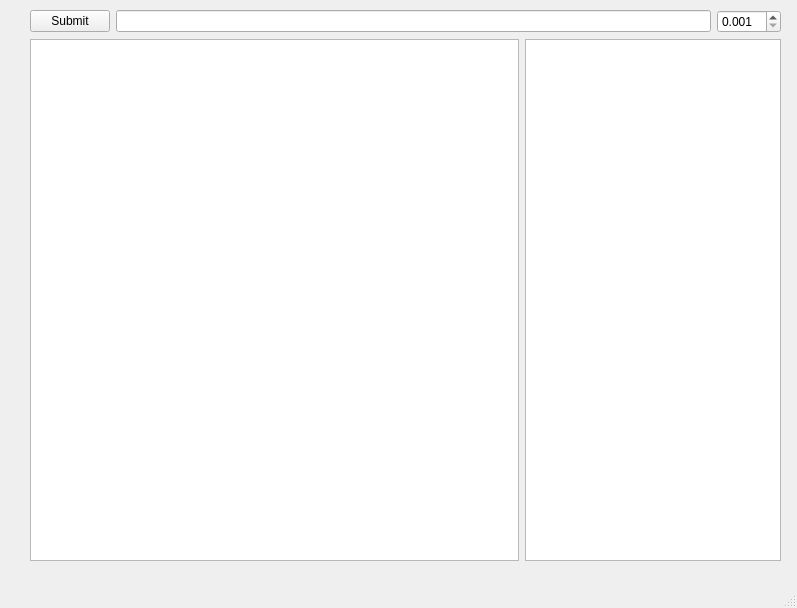
Qt form gui/resources/main_window.ui (Jabca/EconomicApi) before a commit.
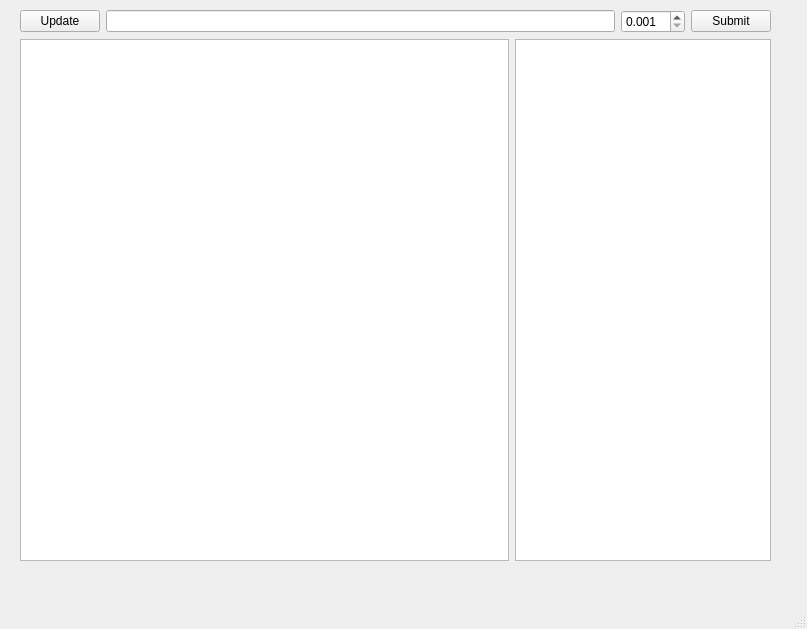
The same form after that commit.

Commit message: basic table update

The edit to the form file:
```diff
--- a/gui/resources/main_window.ui
+++ b/gui/resources/main_window.ui
@@ -6,8 +6,8 @@
    <rect>
     <x>0</x>
     <y>0</y>
-    <width>797</width>
-    <height>608</height>
+    <width>807</width>
+    <height>629</height>
    </rect>
   </property>
   <property name="windowTitle">
@@ -17,7 +17,7 @@
    <widget class="QWidget" name="verticalLayoutWidget">
     <property name="geometry">
      <rect>
-      <x>30</x>
+      <x>20</x>
       <y>10</y>
       <width>751</width>
       <height>551</height>
@@ -27,9 +27,9 @@
      <item>
       <layout class="QHBoxLayout" name="horizontalLayout_3">
        <item>
-        <widget class="QPushButton" name="submit_button">
+        <widget class="QPushButton" name="update_button">
          <property name="text">
-          <string>Submit</string>
+          <string>Update</string>
          </property>
         </widget>
        </item>
@@ -53,17 +53,31 @@
          </property>
         </widget>
        </item>
+       <item>
+        <widget class="QPushButton" name="submit_button">
+         <property name="text">
+          <string>Submit</string>
+         </property>
+        </widget>
+       </item>
       </layout>
      </item>
      <item>
       <layout class="QHBoxLayout" name="horizontalLayout_4">
        <item>
-        <widget class="QTableView" name="portfolio_coeffs"/>
+        <widget class="QTableView" name="coefficients_table">
+         <property name="sizePolicy">
+          <sizepolicy hsizetype="Expanding" vsizetype="Expanding">
+           <horstretch>0</horstretch>
+           <verstretch>0</verstretch>
+          </sizepolicy>
+         </property>
+        </widget>
        </item>
        <item>
         <widget class="QListView" name="companies_list">
          <property name="sizePolicy">
-          <sizepolicy hsizetype="Minimum" vsizetype="Minimum">
+          <sizepolicy hsizetype="Minimum" vsizetype="Preferred">
            <horstretch>0</horstretch>
            <verstretch>0</verstretch>
           </sizepolicy>
```
Left out of the diff: 2 changed lines with no effect on the pictures. The commit also changes 2 other files.
